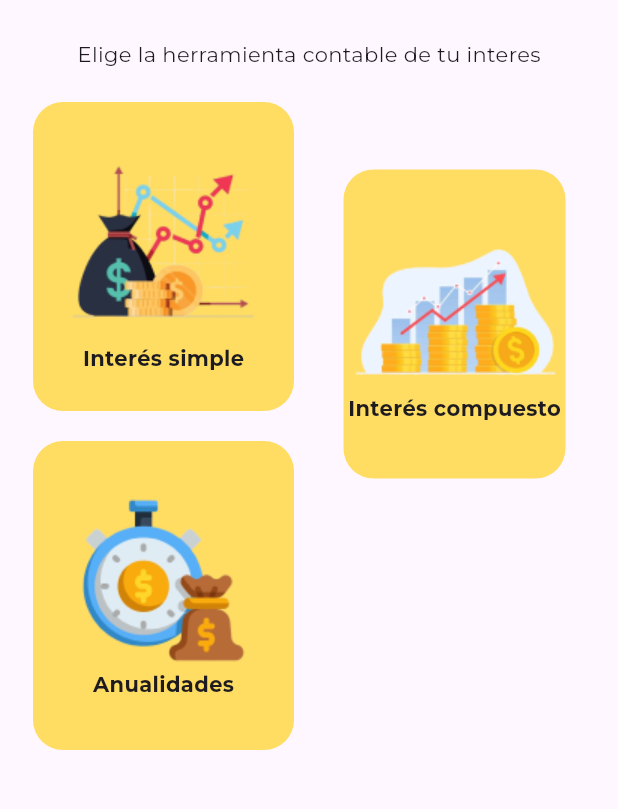
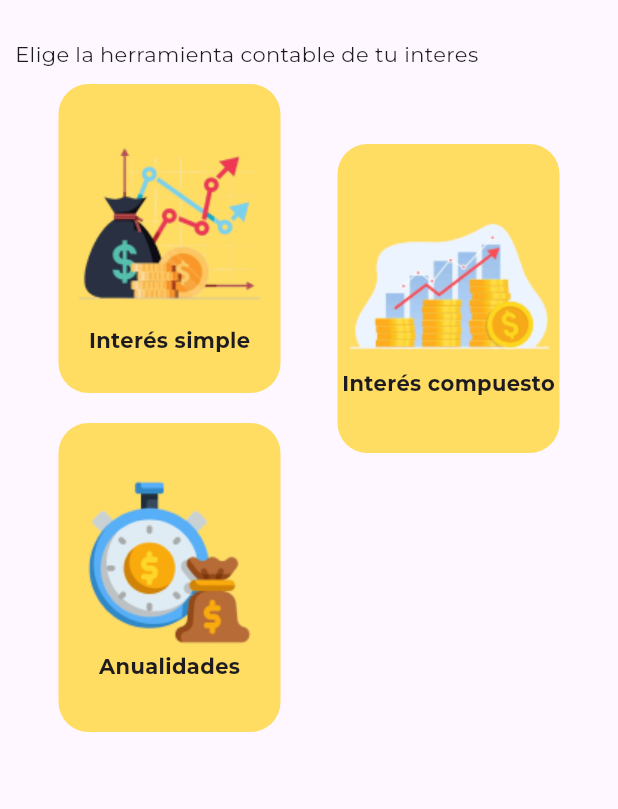
Before and after one commit to LuisPg10/ingemath, a Flutter app: the OperationsScreen screen opened by its route, on a phone screen of 412 x 824 dp, the part 60-869 px from its top. Run offline on Flutter 3.47's test engine with Material 3 defaults, Android fonts, the phone set to English and light mode, and no system bars; our stand-ins replace flutter_riverpod, go_router, google_fonts; project files that could hold a hidden picture were left out.

Commit message:
Spaces updated

```diff
--- a/lib/presentation/screens/operations_screen.dart
+++ b/lib/presentation/screens/operations_screen.dart
@@ -11,35 +11,35 @@ class OperationsScreen extends StatelessWidget {
 
     return Scaffold(
       appBar: AppBar(title: const Text("Bienvenidos a IngeMath")),
-      body: Column(
+      body: Padding(
+        padding: const EdgeInsets.all(10),
+        child: Column(
+          crossAxisAlignment: CrossAxisAlignment.start,
           children: [
-
+            const Text("Elige la herramienta contable de tu interes"),
             const SizedBox(height: 10),
-          const Text("Elige la herramienta contable de tu interes"),
 
             Expanded(
               child: MasonryGridView.count(
+                padding: const EdgeInsets.symmetric(horizontal: 20),
                 crossAxisCount: 2,
                 mainAxisSpacing: 20,
                 crossAxisSpacing: 20,
-              padding: const EdgeInsets.all(22),
                 itemCount: appMenuOptions.length,
                 itemBuilder: (context, index) {
                   final option = appMenuOptions[index];
 
-                if(index == 1) {
                   return Column(
                     children: [
-                      const SizedBox(height: 45),
+                      if(index == 1) const SizedBox(height: 40),
                       _MenuOption(option: option),
                     ],
                   );
-                }
-                return _MenuOption(option: option);
                 },
               )
             )
           ],
+        ),
       ),
     );
   }
```
Lines whose indentation alone changed are shown as unchanged.
